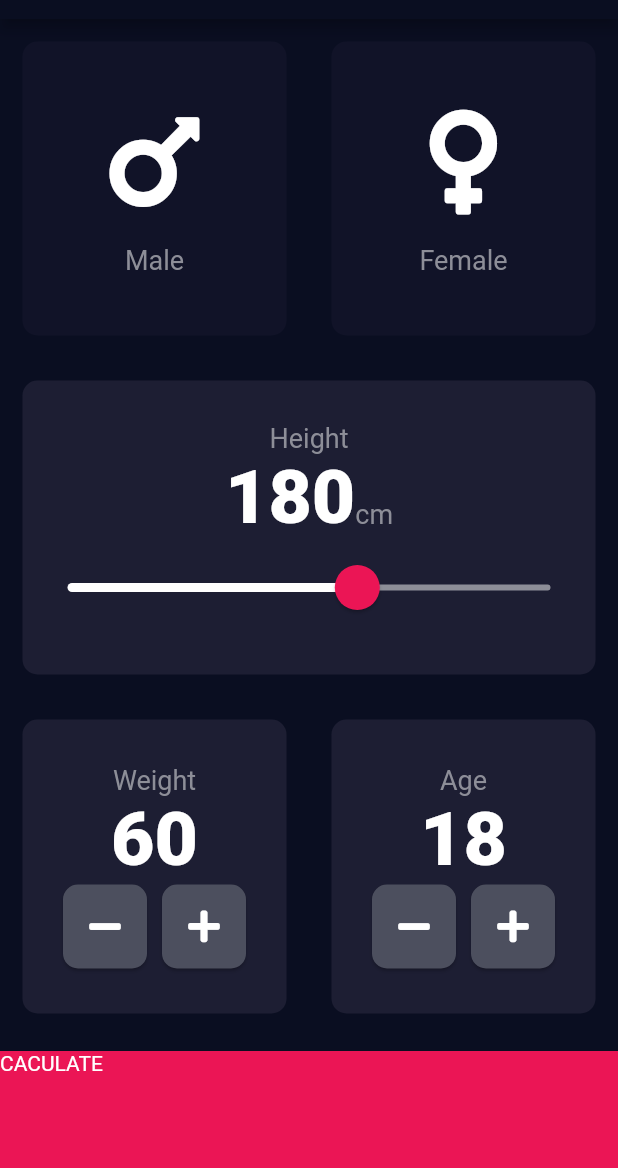
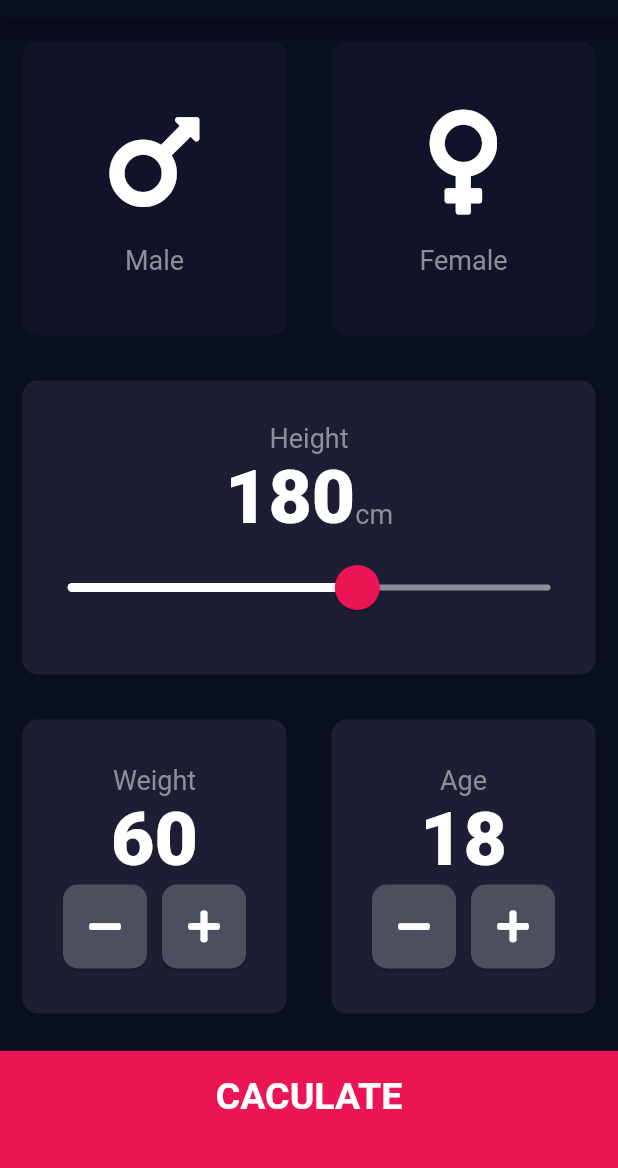
Before and after one commit to leaf76/bmi-calculator-flutter, a Flutter app: the screen it shows after launch, on a phone screen of 412 x 824 dp, the part 65-1233 px from its top. Run offline on Flutter 3.47's test engine with Material 2 defaults, Android fonts, the phone set to English and light mode, and no system bars; our stand-ins replace font_awesome_flutter.

Commit message:
Refactor file and bottom buttons and add Navigate route

```diff
--- /dev/null
+++ b/lib/components/bottom_button.dart
@@ -0,0 +1,29 @@
+import 'package:flutter/material.dart';
+import '../constants.dart';
+
+class BottomButton extends StatelessWidget {
+  BottomButton({@required this.onTap, @required this.buttonTitle});
+
+  final Function onTap;
+  final String buttonTitle;
+
+  @override
+  Widget build(BuildContext context) {
+    return GestureDetector(
+      onTap: onTap,
+      child: Container(
+        child: Center(
+          child: Text(
+            buttonTitle,
+            style: kLargeButtonTextStyle,
+          ),
+        ),
+        color: kBottomContainerColor,
+        margin: EdgeInsets.only(top: 10.0),
+        padding: EdgeInsets.only(bottom: 20.0),
+        width: double.infinity,
+        height: kBottomContainerHeight,
+      ),
+    );
+  }
+}
--- a/lib/icon_content.dart
+++ b/lib/components/icon_content.dart
@@ -1,7 +1,7 @@
 import 'package:flutter/cupertino.dart';
 import 'package:flutter/material.dart';
 
-import 'constants.dart';
+import '../constants.dart';
 
 class IconContent extends StatelessWidget {
   IconContent({@required this.icon, this.label});
--- /dev/null
+++ b/lib/components/round_icon_button.dart
@@ -0,0 +1,24 @@
+import 'package:flutter/material.dart';
+
+class RoundIconButton extends StatelessWidget {
+  RoundIconButton({@required this.icon, @required this.onPressed});
+  final IconData icon;
+  final Function onPressed;
+
+  @override
+  Widget build(BuildContext context) {
+    return RawMaterialButton(
+      child: Icon(icon),
+      onPressed: onPressed,
+      elevation: 1.0,
+      constraints: BoxConstraints.tightFor(
+        width: 56.0,
+        height: 56.0,
+      ),
+      shape: RoundedRectangleBorder(
+        borderRadius: BorderRadius.circular(10.0),
+      ),
+      fillColor: Color(0xFF4C4F5E),
+    );
+  }
+}
--- a/lib/constants.dart
+++ b/lib/constants.dart
@@ -15,3 +15,15 @@ const kNumberTextStyle = TextStyle(
   fontSize: 50.0,
   fontWeight: FontWeight.w900,
 );
+
+const kLargeButtonTextStyle =
+    TextStyle(fontSize: 25.0, fontWeight: FontWeight.bold);
+
+const kTitleTextStyle = TextStyle(fontSize: 50.0, fontWeight: FontWeight.bold);
+
+const kResultTextStyle = TextStyle(
+    color: Color(0xFF24D876), fontSize: 22.0, fontWeight: FontWeight.bold);
+
+const kBMITextStyle = TextStyle(fontSize: 100.0, fontWeight: FontWeight.bold);
+
+const kBodyTextStyle = TextStyle(fontSize: 22.0);
--- a/lib/main.dart
+++ b/lib/main.dart
@@ -1,4 +1,4 @@
-import 'package:bmi_calculator/input_page.dart';
+import 'package:bmi_calculator/screens/input_page.dart';
 import 'package:flutter/material.dart';
 
 void main() => runApp(BMICalculator());
--- a/lib/input_page.dart
+++ b/lib/screens/input_page.dart
@@ -1,11 +1,13 @@
-import 'package:bmi_calculator/results_page.dart';
-import 'package:bmi_calculator/reusable_card.dart';
+import 'package:bmi_calculator/components/bottom_button.dart';
+import 'package:bmi_calculator/components/reusable_card.dart';
+import 'package:bmi_calculator/screens/results_page.dart';
 import 'package:flutter/cupertino.dart';
 import 'package:flutter/material.dart';
 import 'package:font_awesome_flutter/font_awesome_flutter.dart';
 
-import 'constants.dart';
-import 'icon_content.dart';
+import '../constants.dart';
+import '../components/icon_content.dart';
+import '../components/round_icon_button.dart';
 
 enum Gender { male, female }
 
@@ -208,45 +210,21 @@ class _InputPageState extends State<InputPage> {
               ],
             ),
           ),
-          GestureDetector(
+          BottomButton(
+            buttonTitle: 'CACULATE',
             onTap: () {
-              Navigator.push(context, MaterialPageRoute(builder: (context) {
-                return ResultsPage();
-              }));
+              Navigator.push(
+                context,
+                MaterialPageRoute(
+                  builder: (context) {
+                    return ResultsPage();
+                  },
+                ),
+              );
             },
-            child: Container(
-              child: Text('CACULATE'),
-              color: kBottomContainerColor,
-              margin: EdgeInsets.only(top: 10.0),
-              width: double.infinity,
-              height: kBottomContainerHeight,
-            ),
           )
         ],
       ),
     );
   }
 }
-
-class RoundIconButton extends StatelessWidget {
-  RoundIconButton({@required this.icon, @required this.onPressed});
-  final IconData icon;
-  final Function onPressed;
-
-  @override
-  Widget build(BuildContext context) {
-    return RawMaterialButton(
-      child: Icon(icon),
-      onPressed: onPressed,
-      elevation: 1.0,
-      constraints: BoxConstraints.tightFor(
-        width: 56.0,
-        height: 56.0,
-      ),
-      shape: RoundedRectangleBorder(
-        borderRadius: BorderRadius.circular(10.0),
-      ),
-      fillColor: Color(0xFF4C4F5E),
-    );
-  }
-}
```
Also changed, not shown: lib/results_page.dart (deleted, +0 -13 lines), lib/screens/results_page.dart (added, +62 -0 lines), lib/components/reusable_card.dart (renamed from lib/reusable_card.dart).
